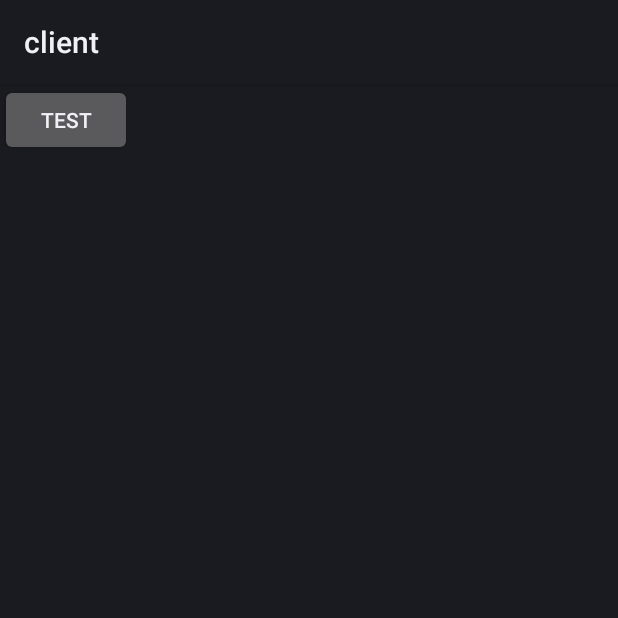
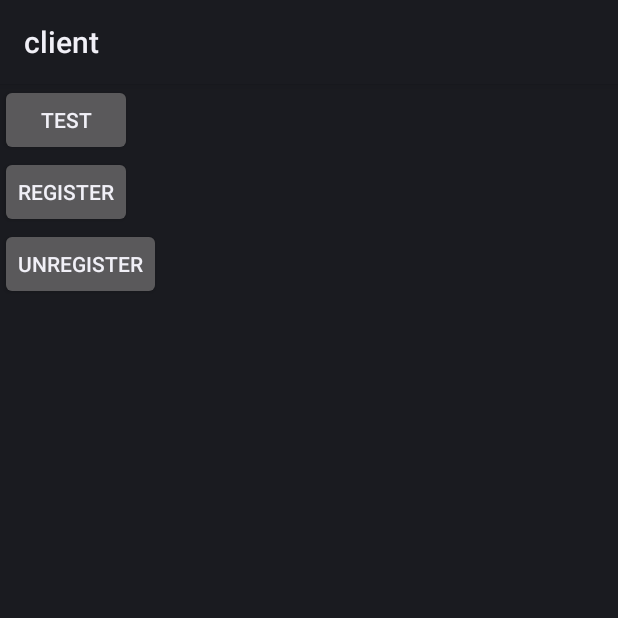
Before and after one commit to Yclong2137/IPCBus, an Android app: the screen it shows after launch (MainActivity), after a tap on "TEST", on a phone screen of 412 x 824 dp, the top half of it. Run offline under Robolectric (Android 15) with nearby library versions, the phone set to English and light mode, and no system bars; 2 statements that could not run were skipped.

```diff
--- a/client/src/main/java/com/ycl/ipc/client/MainActivity.java
+++ b/client/src/main/java/com/ycl/ipc/client/MainActivity.java
@@ -17,14 +17,22 @@ public class MainActivity extends Activity {
     IPCSingleton<IActivityManager> singleton = new IPCSingleton<>(IActivityManager.class);
     private static final String TAG = ">>>>>>>>>>";
 
+    private ICarListener iCarListener = new ICarListener() {
+        @Override
+        public void test(int a) {
+            Log.i(TAG, "test() called with: a = [" + a + "]");
+        }
+    };
+
     @Override
     protected void onCreate(Bundle savedInstanceState) {
         super.onCreate(savedInstanceState);
         setContentView(R.layout.activity_main);
+        IActivityManager iActivityManager = singleton.get();
         findViewById(R.id.btn).setOnClickListener(new View.OnClickListener() {
             @Override
             public void onClick(View v) {
-                IActivityManager iActivityManager = singleton.get();
+
                 if (iActivityManager != null) {
                     VideoViewAngleData data = new VideoViewAngleData();
                     data.id = 1;
@@ -32,23 +40,22 @@ public class MainActivity extends Activity {
                     data.videoSupervisionAVMView = 3;
                     data.videoSupervisionAVMViewFRes = 4;
                     data.videoSupervisionAVMViewRes = 5;
-                String packageName = iActivityManager.getPackageName(99, data);
-                System.out.println(">>>>>>>>>>>>> " + packageName);
-//                iActivityManager.register(new IServiceFetcher.Stub() {
-//                    @Override
-//                    public IBinder getService(String name) throws RemoteException {
-//                        Log.i(TAG, "getService() called with: name = [" + name + "]");
-//                        return null;
-//                    }
-//                });
-                    iActivityManager.register11(new ICarListener() {
+                    String packageName = iActivityManager.getPackageName(99, data);
+                    System.out.println(">>>>>>>>>>>>> " + packageName);
+                }
+            }
+        });
+        findViewById(R.id.btn_register).setOnClickListener(new View.OnClickListener() {
+            @Override
+            public void onClick(View v) {
+                iActivityManager.register(iCarListener);
+            }
+        });
 
-                        @Override
-                        public void test(int a) {
-                            Log.i(TAG, "test() called with: a = [" + a + "]");
-                        }
-                    });
-                }
+        findViewById(R.id.btn_register).setOnClickListener(new View.OnClickListener() {
+            @Override
+            public void onClick(View v) {
+                iActivityManager.unregister(iCarListener);
             }
         });
     }
--- a/client/src/main/res/layout/activity_main.xml
+++ b/client/src/main/res/layout/activity_main.xml
@@ -1,13 +1,26 @@
 <?xml version="1.0" encoding="utf-8"?>
-<androidx.constraintlayout.widget.ConstraintLayout xmlns:android="http://schemas.android.com/apk/res/android"
+<LinearLayout xmlns:android="http://schemas.android.com/apk/res/android"
     xmlns:tools="http://schemas.android.com/tools"
     android:layout_width="match_parent"
     android:layout_height="match_parent"
-    tools:context=".client.MainActivity">
+    android:orientation="vertical">
 
     <Button
         android:id="@+id/btn"
-        android:text="test"
         android:layout_width="wrap_content"
-        android:layout_height="wrap_content" />
-</androidx.constraintlayout.widget.ConstraintLayout>
+        android:layout_height="wrap_content"
+        android:text="test" />
+
+    <Button
+        android:id="@+id/btn_register"
+        android:layout_width="wrap_content"
+        android:layout_height="wrap_content"
+        android:text="register" />
+
+
+    <Button
+        android:id="@+id/btn_unregister"
+        android:layout_width="wrap_content"
+        android:layout_height="wrap_content"
+        android:text="unregister" />
+</LinearLayout>
--- a/sdk_base/src/main/java/com/ycl/sdk_base/IActivityManager.java
+++ b/sdk_base/src/main/java/com/ycl/sdk_base/IActivityManager.java
@@ -8,7 +8,11 @@ public interface IActivityManager {
     String getPackageName(int a, VideoViewAngleData data);
 
     @Oneway
-    void register11(ICarListener iCarListener);
+    void register(ICarListener iCarListener);
+    @Oneway
+    default void unregister(ICarListener iCarListener){
+
+    }
 
 
 }
--- a/sdk_base/src/main/java/com/ycl/sdk_base/ICarListener.java
+++ b/sdk_base/src/main/java/com/ycl/sdk_base/ICarListener.java
@@ -1,9 +1,10 @@
 package com.ycl.sdk_base;
 
+import com.ycl.ipc.annotation.Oneway;
+
 public interface ICarListener {
-
+    @Oneway
     void test(int a);
 
 
-
 }
```
Also changed, not shown: ipc/src/main/java/com/ycl/ipc/bus/IPCMethod.java (+14 -2 lines), server/src/main/java/com/ycl/ipc/server/BinderProvider.java (+6 -10 lines), 1 other file.
